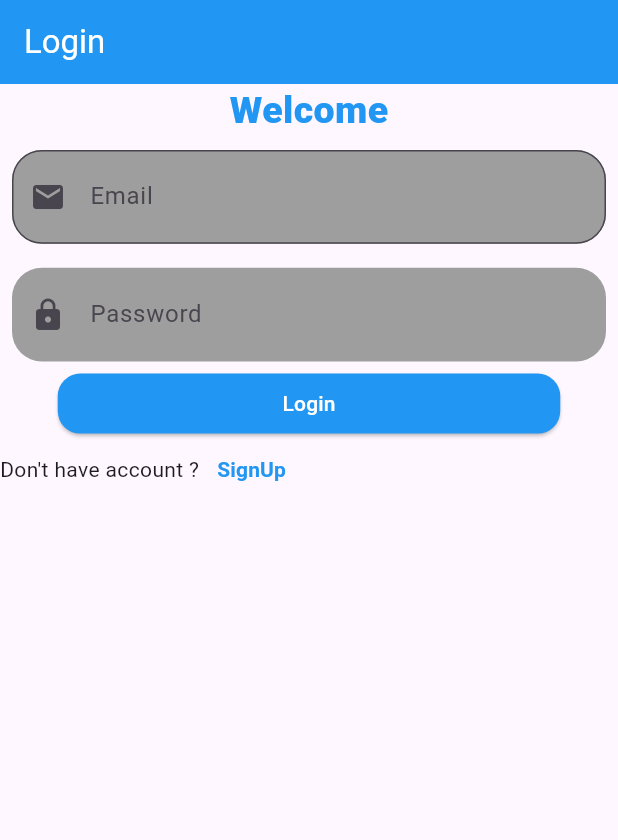
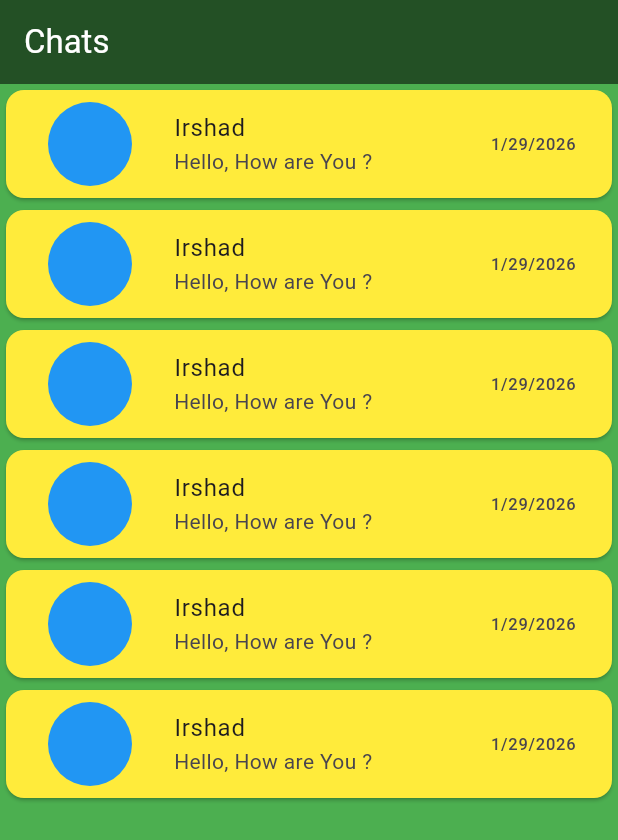
Before and after one commit to AbRehman536/irshad_frontend, a Flutter app: the screen it shows after launch, on a phone screen of 412 x 824 dp. Shown: the top 840 px of the screen. Run offline on Flutter 3.47's test engine with Material 3 defaults, Android fonts, the phone set to English and light mode, and no system bars.

Commit message:
ListView Builder Done

```diff
--- /dev/null
+++ b/lib/listtile.dart
@@ -0,0 +1,33 @@
+import 'package:flutter/material.dart';
+
+class ListtileDemo extends StatelessWidget {
+  const ListtileDemo({super.key});
+
+  @override
+  Widget build(BuildContext context) {
+    return Scaffold(
+      backgroundColor: Colors.green,
+      appBar: AppBar(
+        title: Text("Chats"),
+        backgroundColor: Colors.black54,
+        foregroundColor: Colors.white,
+      ),
+      body: ListView.builder(
+        itemCount: 6,
+        itemBuilder: (BuildContext context, int index) {
+          return Card(
+            color: Colors.yellow,
+            child: ListTile(
+              leading: CircleAvatar(
+                radius: 40,
+                backgroundColor: Colors.blue,
+              ),
+              title: Text("Irshad"),
+              subtitle: Text("Hello, How are You ?"),
+              trailing: Text("1/29/2026"),
+            ),
+          );
+        },),
+    );
+  }
+}
--- a/lib/main.dart
+++ b/lib/main.dart
@@ -1,6 +1,7 @@
 import 'package:flutter/material.dart';
 import 'package:irshad_frontend/floating_action_button.dart';
 import 'package:irshad_frontend/images.dart';
+import 'package:irshad_frontend/listtile.dart';
 import 'package:irshad_frontend/nested_row_column.dart';
 import 'package:irshad_frontend/row_column.dart';
 import 'package:irshad_frontend/text_fields.dart';
@@ -38,7 +39,7 @@ class MyApp extends StatelessWidget {
         // tested with just a hot reload.
         colorScheme: ColorScheme.fromSeed(seedColor: Colors.deepPurple),
       ),
-      home: TextFieldDemo(),
+      home: ListtileDemo(),
     );
   }
 }
```
